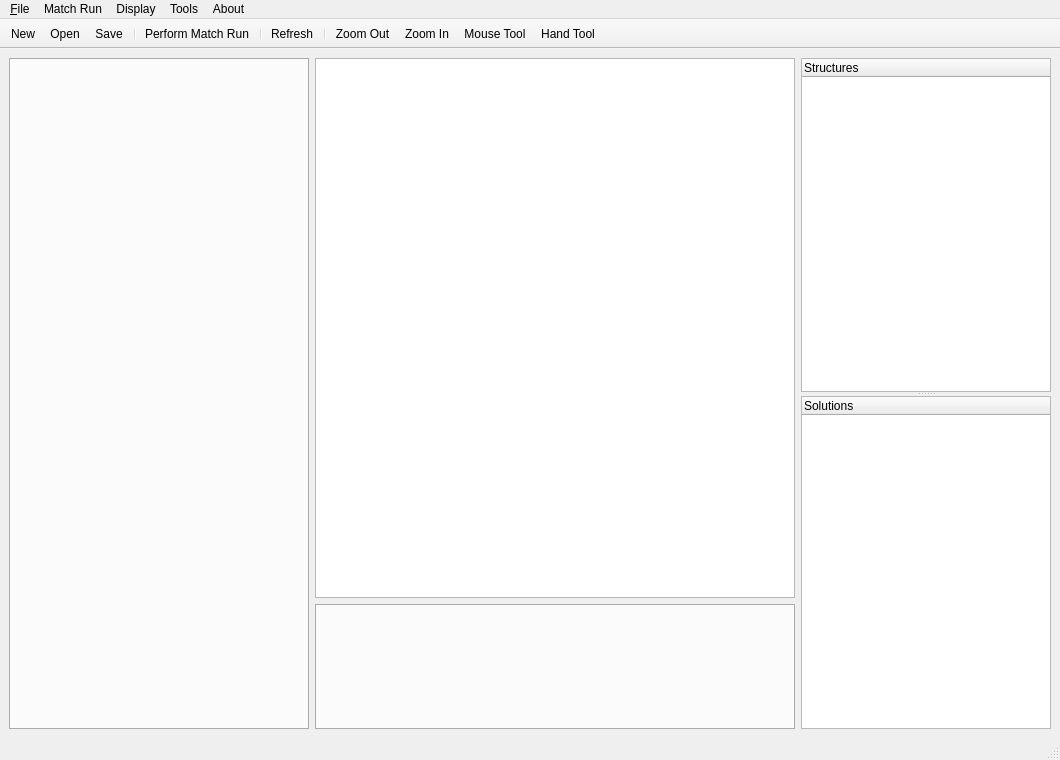
Before: the Qt Designer form KPD GUI/KPDGUI.ui in mathieubray/KPDGUI, drawn with Qt 5.
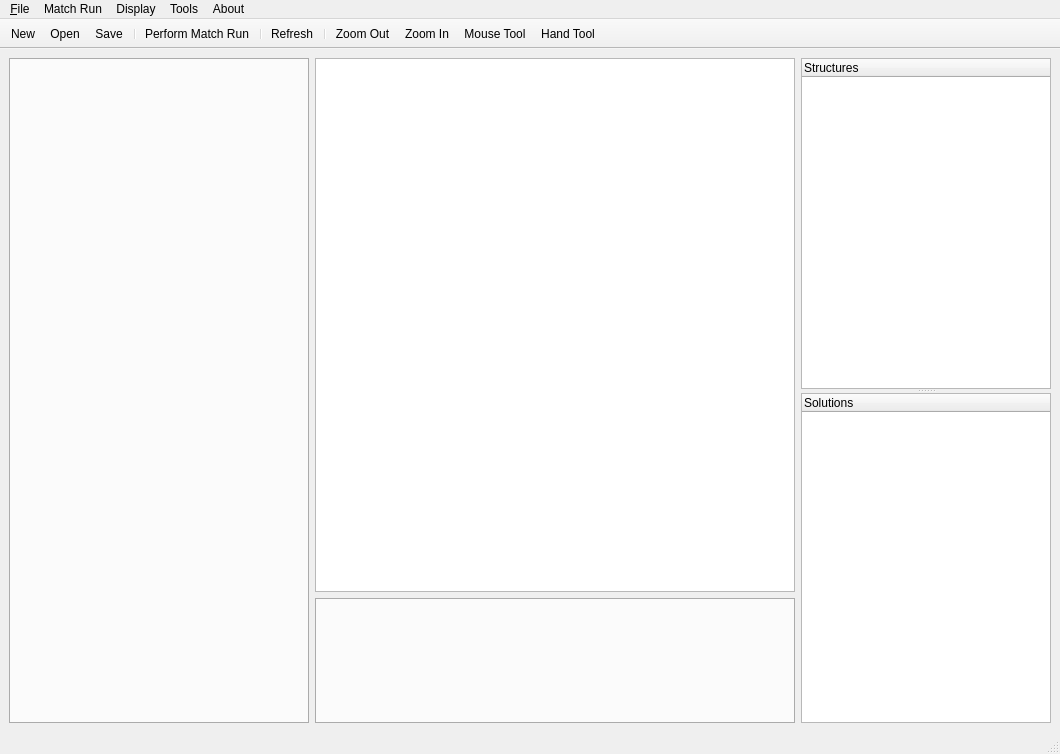
After: the same form once the commit is applied. Icons and pictures are not drawn. Custom widgets are drawn as their Qt base class.

What changed in the file:
```diff
--- a/KPD GUI/KPDGUI.ui
+++ b/KPD GUI/KPDGUI.ui
@@ -7,7 +7,7 @@
     <x>0</x>
     <y>0</y>
     <width>1060</width>
-    <height>760</height>
+    <height>754</height>
    </rect>
   </property>
   <property name="minimumSize">
```
